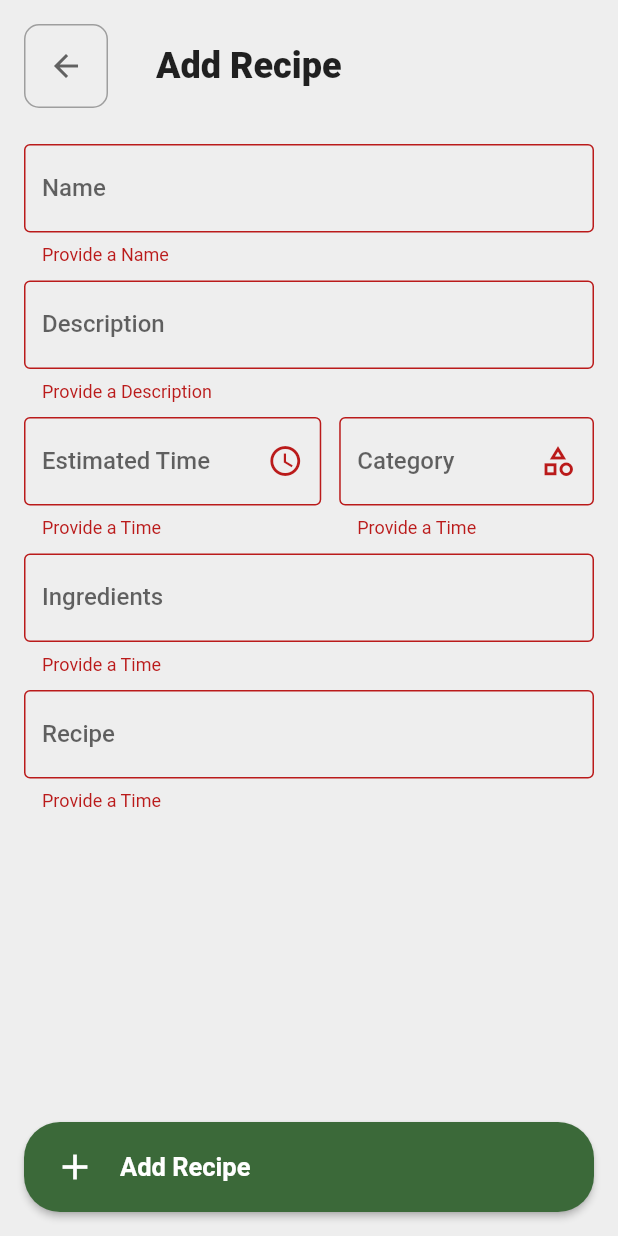
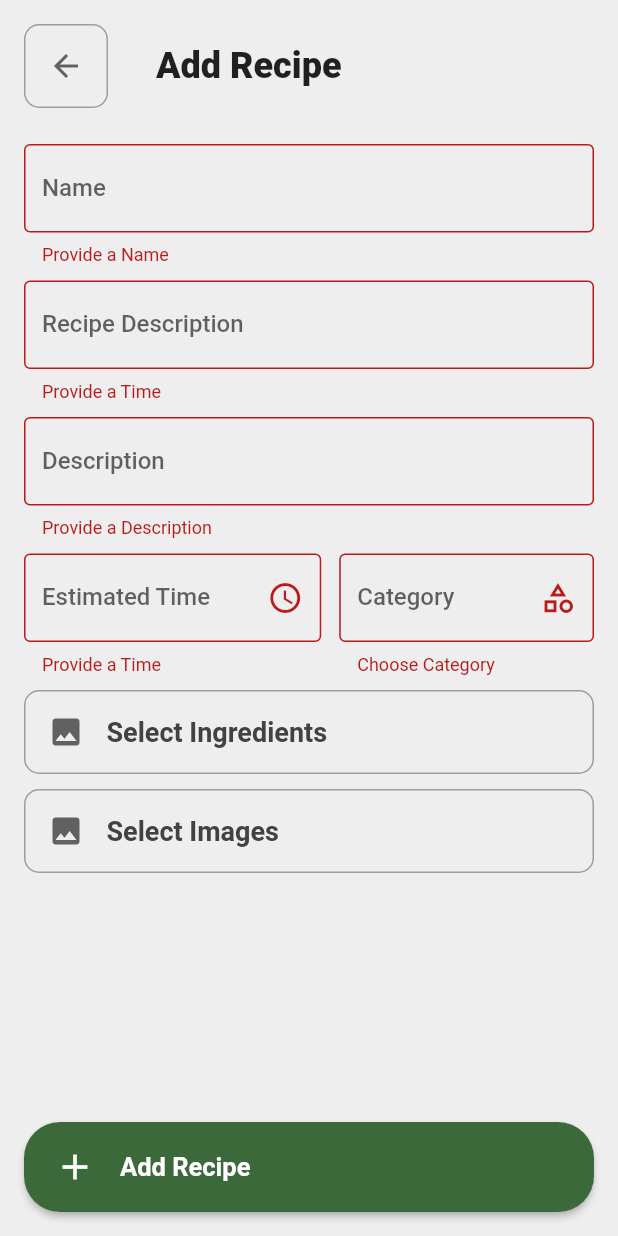
Before and after one commit to SpeedfireV/recipes, a Flutter app: the AddRecipePage screen opened by its route, after a tap on "Add Recipe", on a phone screen of 412 x 824 dp. Run offline on Flutter 3.47's test engine with Material 2 defaults, Android fonts, the phone set to English and light mode, and no system bars; our stand-ins replace firebase_auth, firebase_core, flutter_hooks, flutter_riverpod, font_awesome_flutter, go_router and 4 more; missing offline and left inert: duration_picker; accounts and stored records are empty.

Commit message:
Working on Add Recipe Page

```diff
--- a/lib/pages/add_recipe.dart
+++ b/lib/pages/add_recipe.dart
@@ -1,3 +1,4 @@
+import 'package:duration_picker/duration_picker.dart';
 import 'package:flutter/material.dart';
 import 'package:flutter_hooks/flutter_hooks.dart';
 import 'package:flutter_riverpod/flutter_riverpod.dart';
@@ -19,10 +20,16 @@ class AddRecipePage extends StatefulHookConsumerWidget {
 
 class _AddRecipePageState extends ConsumerState<AddRecipePage> {
   final _formKey = GlobalKey<FormState>();
+  final _nameKey = GlobalKey<FormState>();
 
   @override
   Widget build(BuildContext context) {
-    final node = useFocusNode();
+    final nameNode = useFocusNode();
+    final descriptionNode = useFocusNode();
+    final timeNode = useFocusNode();
+    final categoryNode = useFocusNode();
+    final ingredientsNode = useFocusNode();
+    final recipeNode = useFocusNode();
     return Scaffold(
       backgroundColor: ColorsCustom.background,
       body: Form(
@@ -58,12 +65,16 @@ class _AddRecipePageState extends ConsumerState<AddRecipePage> {
                   physics: NeverScrollableScrollPhysics(),
                   children: [
                     TextFormField(
-                      focusNode: node,
+                      key: _nameKey,
+                      focusNode: nameNode,
                       validator: (value) {
                         if (value == null || value.isEmpty) {
                           return "Provide a Name";
                         }
                         return null;
+                      },
+                      onEditingComplete: () {
+                        nameNode.nextFocus();
                       },
                       decoration: InputDecoration(
                         label: Text("Name", style: Styles.inputStyle),
@@ -72,7 +83,23 @@ class _AddRecipePageState extends ConsumerState<AddRecipePage> {
                     ),
                     SizedBox(height: 10),
                     TextFormField(
-                      focusNode: node,
+                      focusNode: recipeNode,
+                      maxLines: null,
+                      validator: (value) {
+                        if (value == null || value.isEmpty) {
+                          return "Provide a Time";
+                        }
+                        return null;
+                      },
+                      decoration: InputDecoration(
+                        label: Text("Recipe Description",
+                            style: Styles.inputStyle),
+                        border: OutlineInputBorder(),
+                      ),
+                    ),
+                    SizedBox(height: 10),
+                    TextFormField(
+                      focusNode: descriptionNode,
                       maxLines: null,
                       validator: (value) {
                         if (value == null || value.isEmpty) {
@@ -91,7 +118,12 @@ class _AddRecipePageState extends ConsumerState<AddRecipePage> {
                         Expanded(
                           flex: 7,
                           child: TextFormField(
-                            focusNode: node,
+                            focusNode: timeNode,
+                            onTap: () async {
+                              await showDurationPicker(
+                                  context: context,
+                                  initialTime: Duration(seconds: 10));
+                            },
                             validator: (value) {
                               if (value == null || value.isEmpty) {
                                 return "Provide a Time";
@@ -109,10 +141,10 @@ class _AddRecipePageState extends ConsumerState<AddRecipePage> {
                         Expanded(
                           flex: 6,
                           child: TextFormField(
-                            focusNode: node,
+                            focusNode: categoryNode,
                             validator: (value) {
                               if (value == null || value.isEmpty) {
-                                return "Provide a Time";
+                                return "Choose Category";
                               }
                               return null;
                             },
@@ -126,34 +158,16 @@ class _AddRecipePageState extends ConsumerState<AddRecipePage> {
                       ],
                     ),
                     SizedBox(height: 10),
-                    TextFormField(
-                      focusNode: node,
-                      maxLines: null,
-                      validator: (value) {
-                        if (value == null || value.isEmpty) {
-                          return "Provide a Time";
-                        }
-                        return null;
-                      },
-                      decoration: InputDecoration(
-                        label: Text("Ingredients", style: Styles.inputStyle),
-                        border: OutlineInputBorder(),
-                      ),
+                    OutlinedIconButton(
+                      function: () {},
+                      icon: Icons.image,
+                      text: "Select Ingredients",
                     ),
                     SizedBox(height: 10),
-                    TextFormField(
-                      focusNode: node,
-                      maxLines: null,
-                      validator: (value) {
-                        if (value == null || value.isEmpty) {
-                          return "Provide a Time";
-                        }
-                        return null;
-                      },
-                      decoration: InputDecoration(
-                        label: Text("Recipe", style: Styles.inputStyle),
-                        border: OutlineInputBorder(),
-                      ),
+                    OutlinedIconButton(
+                      function: () {},
+                      icon: Icons.image,
+                      text: "Select Images",
                     ),
                   ],
                 ),
```
